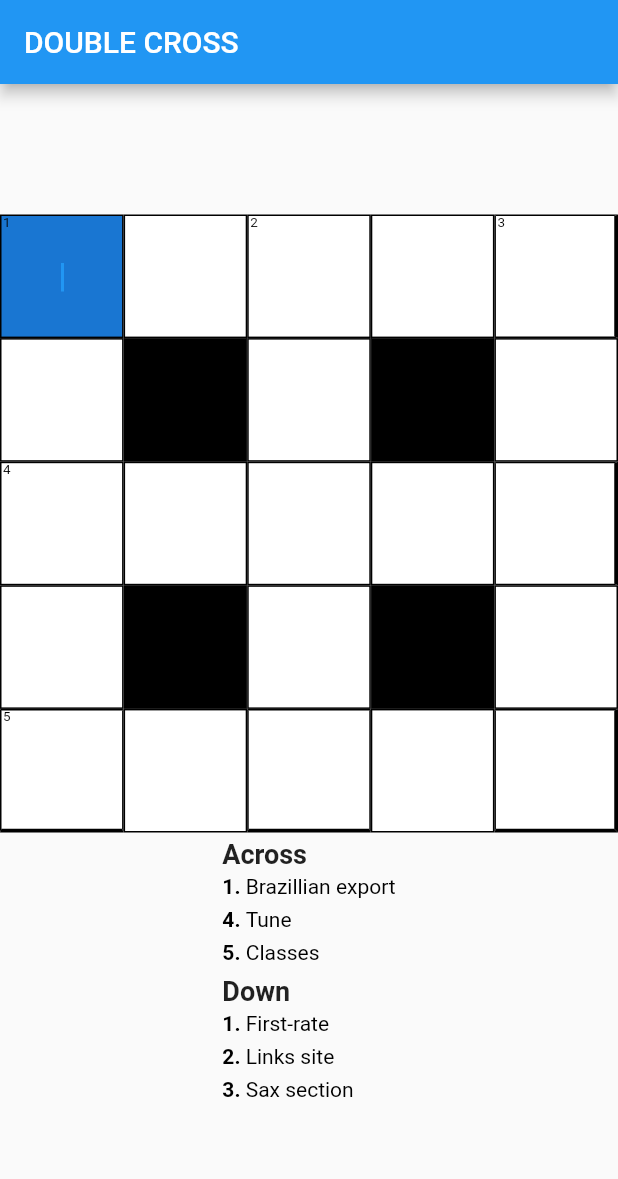
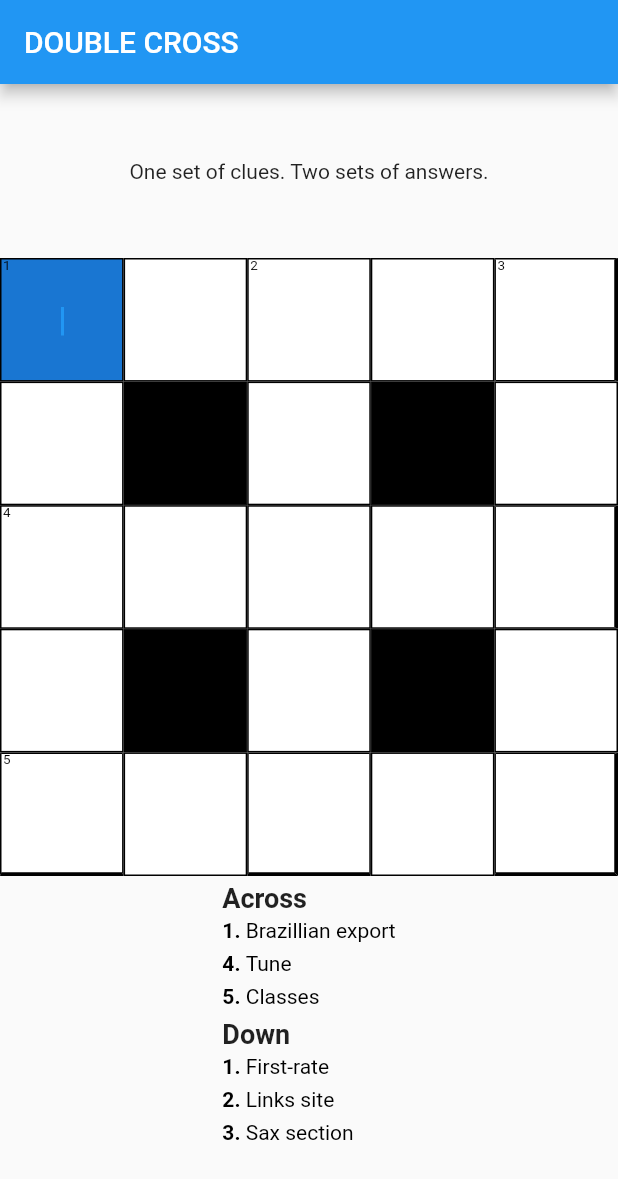
Before and after one commit to SimonInman/csolve-flutter, a Flutter app: the screen it shows after launch, on a phone screen of 412 x 824 dp. Shown: the top 1179 px of the screen. Run offline on Flutter 3.47's test engine with Material 2 defaults, Android fonts, the phone set to English and light mode, and no system bars.

Commit message:
Add instructions

```diff
--- a/lib/main.dart
+++ b/lib/main.dart
@@ -163,12 +163,20 @@
 
   ];
 
-return StaticCrossword(
-  acrossClues: _acrossClueMaker('Brazillian export', 'clue 1 across', 'Tune', 'clue 2 across', 'Classes', 'clue 3 across'),
-downClues: _downClueMaker('First-rate', 'downAnswer1', 'Links site', 'downAnswer2', 'Sax section', 'downAnswer3'),
-grid: Grid(width: 5, height: 5, rows: rows),
-crosswordPath: 'crosswordPath',
-crosswordId: 'crosswordId');
+return Column(
+  mainAxisAlignment: MainAxisAlignment.start,
+  children: [
+    SizedBox.square(dimension: 50.0,),
+    Text('One set of clues. Two sets of answers.', ),
+    SizedBox.square(dimension: 50.0,),
+        StaticCrossword(
+      acrossClues: _acrossClueMaker('Brazillian export', 'clue 1 across', 'Tune', 'clue 2 across', 'Classes', 'clue 3 across'),
+    downClues: _downClueMaker('First-rate', 'downAnswer1', 'Links site', 'downAnswer2', 'Sax section', 'downAnswer3'),
+    grid: Grid(width: 5, height: 5, rows: rows),
+    crosswordPath: 'crosswordPath',
+    crosswordId: 'crosswordId'),
+  ],
+);
 
   // return Column(children: [
   //   LetterGrid(width: 5, height: 5, rows: rows, streamController: null,
```
